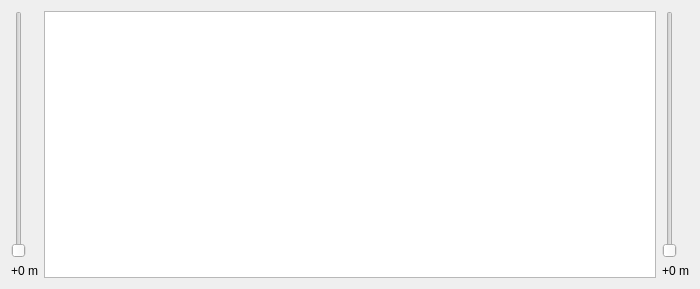
Above: EleView/EleView_dialog_display.ui from JamesFysh/eleview before the change. Below: the same form after it.
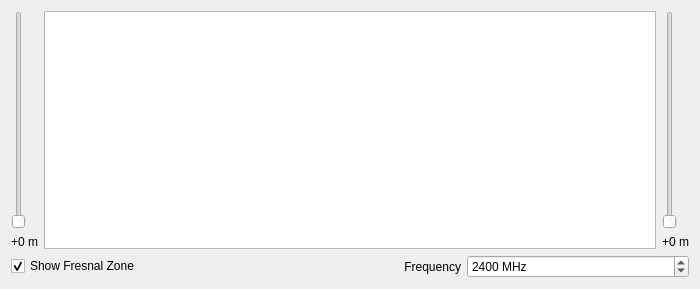
That is the form after the change.

Commit message: Start work on fresnal zone display

```diff
--- a/EleView/EleView_dialog_display.ui
+++ b/EleView/EleView_dialog_display.ui
@@ -67,6 +67,49 @@
      </item>
     </layout>
    </item>
+   <item row="2" column="0">
+    <layout class="QHBoxLayout" name="horizontalLayout_3">
+     <item>
+      <widget class="QCheckBox" name="enableFresnel">
+       <property name="text">
+        <string>Show Fresnal Zone</string>
+       </property>
+       <property name="checked">
+        <bool>true</bool>
+       </property>
+      </widget>
+     </item>
+     <item>
+      <widget class="QLabel" name="lblFrequency">
+       <property name="text">
+        <string>Frequency</string>
+       </property>
+       <property name="alignment">
+        <set>Qt::AlignRight|Qt::AlignTrailing|Qt::AlignVCenter</set>
+       </property>
+      </widget>
+     </item>
+     <item>
+      <widget class="QSpinBox" name="frequency">
+       <property name="suffix">
+        <string> MHz</string>
+       </property>
+       <property name="prefix">
+        <string/>
+       </property>
+       <property name="minimum">
+        <number>1</number>
+       </property>
+       <property name="maximum">
+        <number>6000</number>
+       </property>
+       <property name="value">
+        <number>2400</number>
+       </property>
+      </widget>
+     </item>
+    </layout>
+   </item>
   </layout>
  </widget>
  <resources/>
```
The commit also changes 1 other file.
